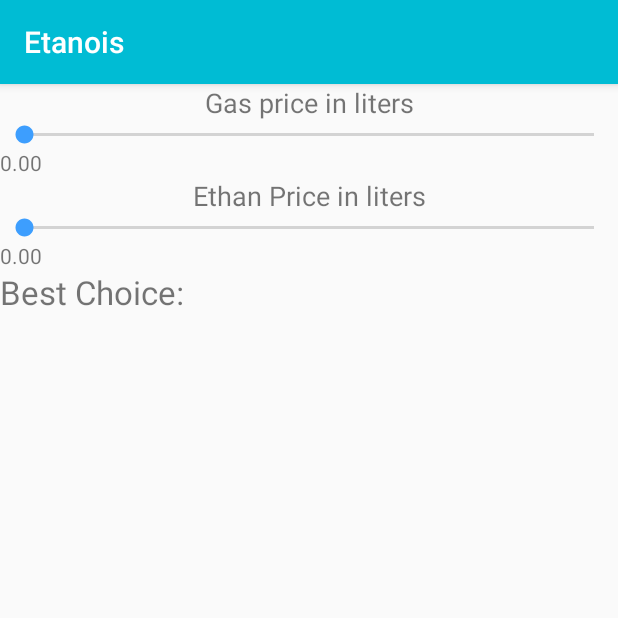
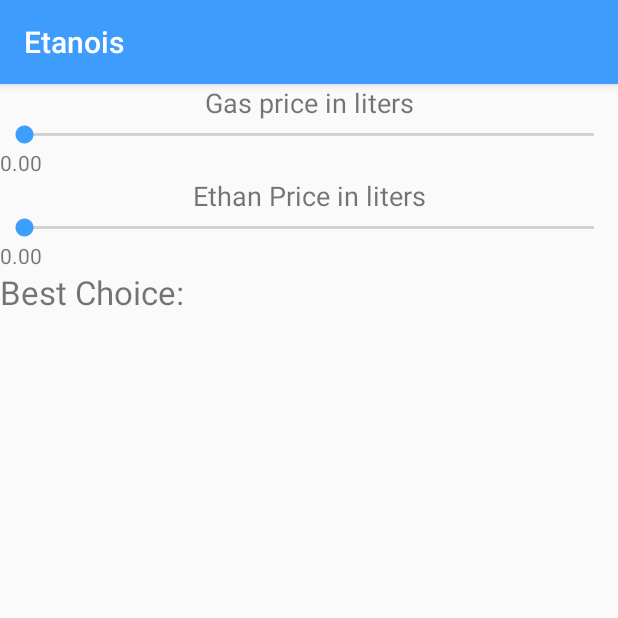
Before and after one commit to vskywalker/Etanois, an Android app: the screen it shows after launch (MainActivity), on a phone screen of 412 x 824 dp, the top half of it. Run offline under Robolectric (Android 15) with nearby library versions, the phone set to English and light mode, and no system bars.

Commit message:
theme adjusted

```diff
--- a/app/src/main/res/values/colors.xml
+++ b/app/src/main/res/values/colors.xml
@@ -1,7 +1,7 @@
 <?xml version="1.0" encoding="utf-8"?>
 <resources>
-    <color name="colorPrimary">#00bcd4</color>
-    <color name="colorPrimaryDark">#303F9F</color>
+    <color name="colorPrimary">#3d9cfc</color>
+    <color name="colorPrimaryDark">#3d9dfd</color>
     <color name="colorAccent">#3d9efe</color>
     <color name="primary_material_light_1">#3f9fb5</color>
 </resources>
--- a/app/src/main/res/values/styles.xml
+++ b/app/src/main/res/values/styles.xml
@@ -6,6 +6,7 @@
         <item name="colorPrimary">@color/colorPrimary</item>
         <item name="colorPrimaryDark">@color/colorPrimaryDark</item>
         <item name="colorAccent">@color/colorAccent</item>
+        <item name="android:statusBarColor">@color/colorPrimaryDark</item>
     </style>
 
     <style name="CianoMe" parent="Theme.AppCompat.Light.NoActionBar" >
```
